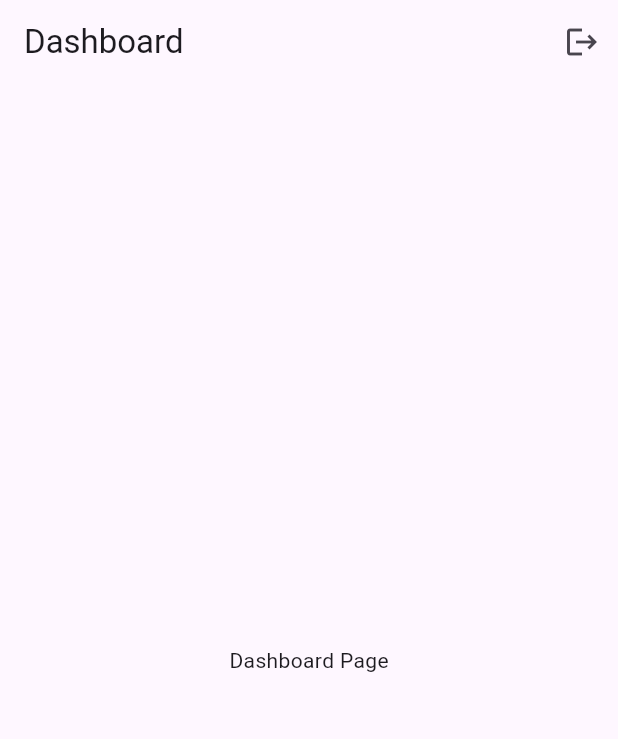
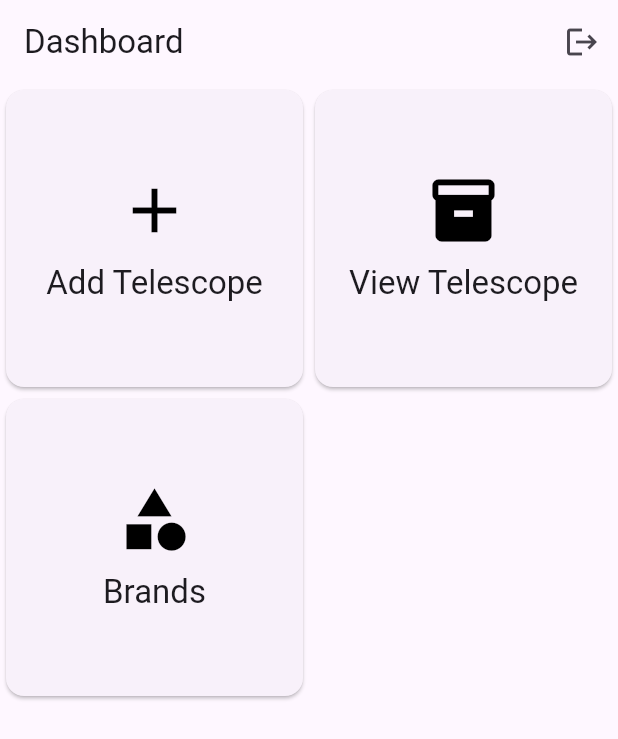
Before and after one commit to Rashmin47/a2zecom, a Flutter app: the DashboardPage screen opened by its route, on a phone screen of 412 x 824 dp. Shown: the top 739 px of the screen. Run offline on Flutter 3.47's test engine with Material 3 defaults, Android fonts, the phone set to English and light mode, and no system bars; our stand-ins replace cloud_firestore, firebase_auth, firebase_core, flutter_easyloading, go_router; accounts and stored records are empty.

```diff
--- /dev/null
+++ b/lib/customwidgets/dashboard_item_view.dart
@@ -0,0 +1,32 @@
+import 'package:a2zecom/models/dashboard_model.dart';
+import 'package:flutter/material.dart';
+
+class DashboardItemView extends StatelessWidget {
+  final DashboardModel model;
+  final Function(String) onPress;
+
+  const DashboardItemView({
+    super.key,
+    required this.model,
+    required this.onPress,
+  });
+
+  @override
+  Widget build(BuildContext context) {
+    return  InkWell(
+      onTap: () => onPress(model.routeName),
+      child: Card(
+        child: Center(
+          child: Column(
+            mainAxisSize: MainAxisSize.min,
+            children: [
+              Icon(model.iconData, size: 50,color: Colors.black,),
+              const SizedBox(height: 10,),
+              Text(model.title, style: Theme.of(context).textTheme.titleLarge,)
+            ],
+          ),
+        ),
+      ),
+    );
+  }
+}
--- a/lib/db/db_helper.dart
+++ b/lib/db/db_helper.dart
@@ -1,3 +1,4 @@
+import 'package:a2zecom/models/brand.dart';
 import 'package:cloud_firestore/cloud_firestore.dart';
 
 class DbHelper {
@@ -9,4 +10,14 @@ class DbHelper {
     return snapshot.exists;
   }
 
+
+  static Future<void> addBrand(Brand brand) {
+    final doc = _db.collection(collectionBrand).doc();
+    brand.id = doc.id;
+    return doc.set(brand.toMap());
+  }
+
+  static Stream<QuerySnapshot<Map<String, dynamic>>> getAllBrands() =>
+     _db.collection(collectionBrand).snapshots();
+
 }
--- a/lib/main.dart
+++ b/lib/main.dart
@@ -1,19 +1,25 @@
 import 'package:a2zecom/auth/auth_service.dart';
+import 'package:a2zecom/pages/add_telescope_page.dart';
+import 'package:a2zecom/pages/brand_page.dart';
 import 'package:a2zecom/pages/dashboard_page.dart';
 import 'package:a2zecom/pages/login_page.dart';
+import 'package:a2zecom/pages/view_telescope_page.dart';
+import 'package:a2zecom/providers/telescope_provider.dart';
 import 'package:flutter/material.dart';
 import 'package:firebase_core/firebase_core.dart';
 import 'package:flutter_easyloading/flutter_easyloading.dart';
 import 'package:go_router/go_router.dart';
+import 'package:provider/provider.dart';
 import 'firebase_options.dart';
-
 
 void main() async {
   WidgetsFlutterBinding.ensureInitialized();
-  await Firebase.initializeApp(
-    options: DefaultFirebaseOptions.currentPlatform,
-  );
-  runApp( MyApp());
+  await Firebase.initializeApp(options: DefaultFirebaseOptions.currentPlatform);
+  runApp(MultiProvider(
+      providers: [
+        ChangeNotifierProvider(create: (context) => TelescopeProvider(),)
+      ],
+      child: MyApp()));
 }
 
 class MyApp extends StatelessWidget {
@@ -25,32 +31,47 @@ class MyApp extends StatelessWidget {
     return MaterialApp.router(
       title: 'A2Z ECOM',
       builder: EasyLoading.init(),
-      theme: ThemeData(
-        colorScheme: .fromSeed(seedColor: Colors.deepPurple),
-      ),
+      theme: ThemeData(colorScheme: .fromSeed(seedColor: Colors.deepPurple)),
       routerConfig: _router,
     );
   }
 
-
   final _router = GoRouter(
     initialLocation: DashboardPage.routeName,
     redirect: (context, state) {
-        if (AuthService.currentUser == null){
+      if (AuthService.currentUser == null) {
         return LoginPage.routeName;
       }
       return null;
-      } ,
+    },
     routes: [
       GoRoute(
         name: DashboardPage.routeName,
         path: DashboardPage.routeName,
-      builder: (context,state) => const DashboardPage(),
+        builder: (context, state) => const DashboardPage(),
+        routes: [
+          GoRoute(
+            name: AddTelescopePage.routeName,
+            path: AddTelescopePage.routeName,
+            builder: (context, state) => const AddTelescopePage(),
+          ),
+          GoRoute(
+            name: ViewTelescopePage.routeName,
+            path: ViewTelescopePage.routeName,
+            builder: (context, state) => const ViewTelescopePage(),
+          ),
+          GoRoute(
+            name: BrandPage.routeName,
+            path: BrandPage.routeName,
+            builder: (context, state) => const BrandPage(),
+          ),
+        ],
       ),
       GoRoute(
         name: LoginPage.routeName,
         path: LoginPage.routeName,
-      builder: (context,state) => const LoginPage(),
+        builder: (context, state) => const LoginPage(),
       ),
-  ]);
+    ],
+  );
 }
--- /dev/null
+++ b/lib/models/brand.dart
@@ -0,0 +1,26 @@
+const String collectionBrand = 'Brands';
+const String brandFieldId = 'id';
+const String brandFieldName = 'name';
+class Brand {
+  String? id;
+  String name;
+
+
+  Brand({
+    this.id,
+    required this.name,
+  });
+
+
+  Map<String, dynamic> toMap() {
+    return <String,dynamic> {
+      brandFieldId: id,
+      brandFieldName : name,
+
+    };
+  }
+
+  factory Brand.fromMap(Map<String, dynamic> map) => Brand(
+      id: map[brandFieldId],
+      name: map[brandFieldName]);
+}
--- /dev/null
+++ b/lib/models/dashboard_model.dart
@@ -0,0 +1,19 @@
+import 'package:a2zecom/pages/add_telescope_page.dart';
+import 'package:a2zecom/pages/brand_page.dart';
+import 'package:a2zecom/pages/view_telescope_page.dart';
+import 'package:flutter/material.dart';
+
+class DashboardModel {
+  final String title;
+  final IconData iconData;
+  final String routeName;
+
+  const DashboardModel({required this.title, required this.iconData, required this.routeName});
+}
+
+
+const List<DashboardModel> dashboardModelList = [
+  DashboardModel(title: 'Add Telescope', iconData: Icons.add, routeName: AddTelescopePage.routeName),
+  DashboardModel(title: 'View Telescope', iconData: Icons.inventory, routeName: ViewTelescopePage.routeName),
+  DashboardModel(title: 'Brands', iconData: Icons.category, routeName: BrandPage.routeName),
+];
--- a/lib/pages/dashboard_page.dart
+++ b/lib/pages/dashboard_page.dart
@@ -1,10 +1,15 @@
 import 'package:a2zecom/auth/auth_service.dart';
+import 'package:a2zecom/customwidgets/dashboard_item_view.dart';
+import 'package:a2zecom/models/dashboard_model.dart';
 import 'package:a2zecom/pages/login_page.dart';
+import 'package:a2zecom/providers/telescope_provider.dart';
 import 'package:flutter/material.dart';
 import 'package:go_router/go_router.dart';
+import 'package:provider/provider.dart';
 
 class DashboardPage extends StatefulWidget {
   static const String routeName = '/';
+
   const DashboardPage({super.key});
 
   @override
@@ -13,20 +18,41 @@ class DashboardPage extends StatefulWidget {
 
 class _DashboardPageState extends State<DashboardPage> {
   @override
+  void didChangeDependencies() {
+Provider.of<TelescopeProvider>(context,listen: false).getAllBrands();
+    super.didChangeDependencies();
+  }
+
+  @override
   Widget build(BuildContext context) {
     return Scaffold(
       appBar: AppBar(
         title: const Text('Dashboard'),
         actions: [
-          IconButton(onPressed: () {
-            AuthService.logout().then((value) => context.goNamed(LoginPage.routeName));
-          }, icon: const Icon(Icons.logout))
+          IconButton(
+            onPressed: () {
+              AuthService.logout().then(
+                (value) => context.goNamed(LoginPage.routeName),
+              );
+            },
+            icon: const Icon(Icons.logout),
+          ),
         ],
       ),
-      body: Center(
-        child: Text('Dashboard Page')
-        ,
+      body: GridView.builder(
+        gridDelegate: const SliverGridDelegateWithFixedCrossAxisCount(
+          crossAxisCount: 2,
+        ),
+        itemCount: dashboardModelList.length,
+        itemBuilder: (context, index) {
+          final model = dashboardModelList[index];
+          return DashboardItemView(model: model, onPress: (route) {
+            context.goNamed(route);
+          });
+        },
       ),
     );
   }
+
+
 }
--- /dev/null
+++ b/lib/providers/telescope_provider.dart
@@ -0,0 +1,19 @@
+import 'package:a2zecom/db/db_helper.dart';
+import 'package:a2zecom/models/brand.dart';
+import 'package:flutter/foundation.dart';
+
+class TelescopeProvider with ChangeNotifier{
+List<Brand> brandList = [];
+
+Future<void> addBrand(String name) {
+  final brand = Brand(name: name);
+  return DbHelper.addBrand(brand);
+}
+
+getAllBrands() {
+  DbHelper.getAllBrands().listen((snapshot) {
+    brandList = List.generate(snapshot.docs.length, (index) => Brand.fromMap(snapshot.docs[index].data()));
+    notifyListeners();
+  });
+}
+}
```
Also changed, not shown: lib/pages/add_telescope_page.dart (added, +20 -0 lines), lib/pages/brand_page.dart (added, +40 -0 lines), lib/pages/view_telescope_page.dart (added, +20 -0 lines), lib/utils/widget_functions.dart (added, +36 -0 lines). Lines whose indentation alone changed are shown as unchanged.
